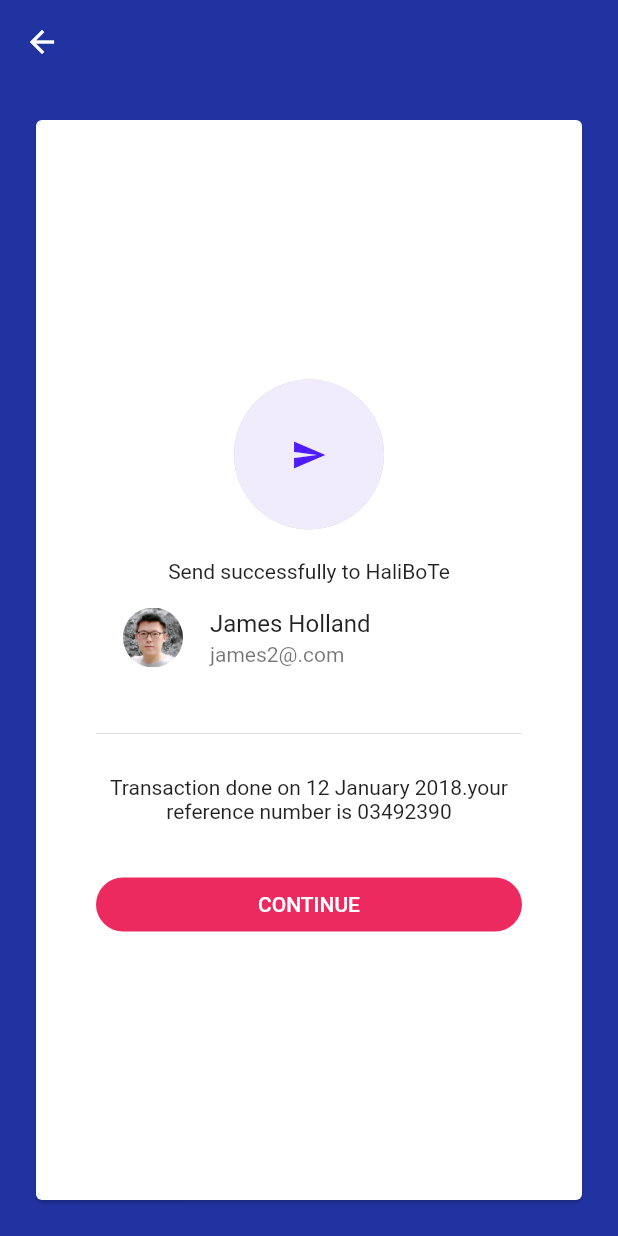
After one commit to dulinxi/party_house, a Flutter app: the ContinuePage screen opened directly, on a phone screen of 412 x 824 dp. The commit adds this screen. Run offline on Flutter 3.47's test engine with Material 2 defaults, Android fonts, the phone set to English and light mode, and no system bars; missing offline and left inert: flutter_circular_chart.

Commit message:
add continue page

```diff
--- /dev/null
+++ b/lib/src/routes/continue/index.dart
@@ -0,0 +1,112 @@
+import 'package:flutter/material.dart';
+
+class ContinuePage extends StatefulWidget {
+  final Widget child;
+
+  ContinuePage({Key key, this.child}) : super(key: key);
+
+  _ContinuePageState createState() => _ContinuePageState();
+}
+
+class _ContinuePageState extends State<ContinuePage> {
+  @override
+  Widget build(BuildContext context) {
+    return Scaffold(
+      appBar: AppBar(
+        elevation: 0,
+      ),
+      backgroundColor: Color.fromRGBO(33, 51, 160, 1),
+      body: Container(
+        padding: EdgeInsets.all(20.0),
+        child: Card(
+            child: Container(
+          alignment: Alignment.center,
+          padding: EdgeInsets.all(40.0),
+          child: Column(
+            mainAxisAlignment: MainAxisAlignment.center,
+            children: <Widget>[
+              Container(
+                width: 100,
+                height: 100,
+                decoration: BoxDecoration(
+                  shape: BoxShape.circle,
+                  color: Color.fromRGBO(240, 236, 252, 1),
+                  boxShadow: [
+                    BoxShadow(
+                      color: Color.fromRGBO(0, 0, 0, .2),
+                      offset: Offset(0, 0),
+                    ),
+                  ],
+                ),
+                child: Icon(
+                  Icons.send,
+                  color: Color.fromRGBO(79, 28, 255, 1),
+                ),
+              ),
+              SizedBox(
+                height: 20.0,
+              ),
+              Text('Send successfully to HaliBoTe'),
+              ListTile(
+                leading: GestureDetector(
+                  child: Container(
+                    decoration: BoxDecoration(
+                      border: Border.all(color: Colors.white, width: 2.0),
+                      borderRadius: BorderRadius.circular(50.0),
+                    ),
+                    child: ClipOval(
+                      child: Image.asset(
+                        'assets/images/avator.jpg',
+                        width: 40,
+                        height: 40,
+                      ),
+                    ),
+                  ),
+                ),
+                title: Text(
+                  'James Holland',
+                ),
+                subtitle: Text(
+                  'james2@.com',
+                ),
+              ),
+              SizedBox(
+                height: 20.0,
+              ),
+              Divider(),
+              SizedBox(
+                height: 20.0,
+              ),
+              Wrap(
+                children: <Widget>[
+                  Text(
+                    'Transaction done on 12 January 2018.your reference number is 03492390',
+                    textAlign: TextAlign.center,
+                  ),
+                ],
+              ),
+              SizedBox(
+                height: 30.0,
+              ),
+              FlatButton(
+                shape: RoundedRectangleBorder(
+                    borderRadius: BorderRadius.circular(20.0)),
+                color: Color.fromRGBO(236, 42, 96, 1),
+                child: Row(
+                  mainAxisAlignment: MainAxisAlignment.center,
+                  children: <Widget>[
+                    Text(
+                      'CONTINUE',
+                      style: TextStyle(color: Colors.white),
+                    )
+                  ],
+                ),
+                onPressed: () {},
+              ),
+            ],
+          ),
+        )),
+      ),
+    );
+  }
+}
--- a/lib/src/routes/financial/index.dart
+++ b/lib/src/routes/financial/index.dart
@@ -1,6 +1,6 @@
 import 'package:flutter/material.dart';
 import 'package:flutter_circular_chart/flutter_circular_chart.dart';
-// import 'package:party_house/src/widget/icon.dart';
+import 'package:party_house/src/routes/continue/index.dart';
 
 class FinancialPage extends StatefulWidget {
   @override
@@ -20,7 +20,7 @@ class _FinancialPageState extends State<FinancialPage> {
         actions: <Widget>[
           IconButton(
             icon: Icon(Icons.more_horiz),
-            onPressed: (){},
+            onPressed: () {},
           ),
         ],
       ),
@@ -221,6 +221,14 @@ class _FinancialPageState extends State<FinancialPage> {
                     Row(
                       children: <Widget>[
                         Expanded(
+                          child: GestureDetector(
+                            onTap: (){
+                              Navigator.of(context).push(MaterialPageRoute(
+                                builder: (BuildContext context){
+                                  return ContinuePage();
+                                }
+                              ));
+                            },
                             child: Container(
                               margin: EdgeInsets.only(left: 8.0, right: 8.0),
                               child: AspectRatio(
@@ -245,10 +253,12 @@ class _FinancialPageState extends State<FinancialPage> {
                                         height: 50,
                                         decoration: BoxDecoration(
                                           shape: BoxShape.circle,
-                                      color: Color.fromRGBO(240, 236, 252, 1),
+                                          color:
+                                              Color.fromRGBO(240, 236, 252, 1),
                                           boxShadow: [
                                             BoxShadow(
-                                          color: Color.fromRGBO(0, 0, 0, .2),
+                                              color:
+                                                  Color.fromRGBO(0, 0, 0, .2),
                                               offset: Offset(0, 0),
                                             ),
                                           ],
@@ -264,7 +274,8 @@ class _FinancialPageState extends State<FinancialPage> {
                                       Text(
                                         'Send Money',
                                         style: TextStyle(
-                                        color: Colors.black54, fontSize: 14.0),
+                                            color: Colors.black54,
+                                            fontSize: 14.0),
                                       ),
                                       SizedBox(
                                         height: 5.0,
@@ -277,6 +288,7 @@ class _FinancialPageState extends State<FinancialPage> {
                                   ),
                                 ),
                                 aspectRatio: 1,
+                              ),
                             ),
                           ),
                         ),
@@ -324,7 +336,8 @@ class _FinancialPageState extends State<FinancialPage> {
                                     Text(
                                       'Pay items',
                                       style: TextStyle(
-                                        color: Colors.black54, fontSize: 14.0),
+                                          color: Colors.black54,
+                                          fontSize: 14.0),
                                     ),
                                     SizedBox(
                                       height: 5.0,
@@ -342,7 +355,9 @@ class _FinancialPageState extends State<FinancialPage> {
                         ),
                       ],
                     ),
-                    SizedBox(height: 10.0,),
+                    SizedBox(
+                      height: 10.0,
+                    ),
                     Row(
                       children: <Widget>[
                         Expanded(
@@ -389,7 +404,8 @@ class _FinancialPageState extends State<FinancialPage> {
                                     Text(
                                       'Top Up',
                                       style: TextStyle(
-                                        color: Colors.black54, fontSize: 14.0),
+                                          color: Colors.black54,
+                                          fontSize: 14.0),
                                     ),
                                     SizedBox(
                                       height: 5.0,
@@ -449,7 +465,8 @@ class _FinancialPageState extends State<FinancialPage> {
                                     Text(
                                       'Request Money',
                                       style: TextStyle(
-                                        color: Colors.black54, fontSize: 14.0),
+                                          color: Colors.black54,
+                                          fontSize: 14.0),
                                     ),
                                     SizedBox(
                                       height: 5.0,
```
Lines whose indentation alone changed are shown as unchanged.
